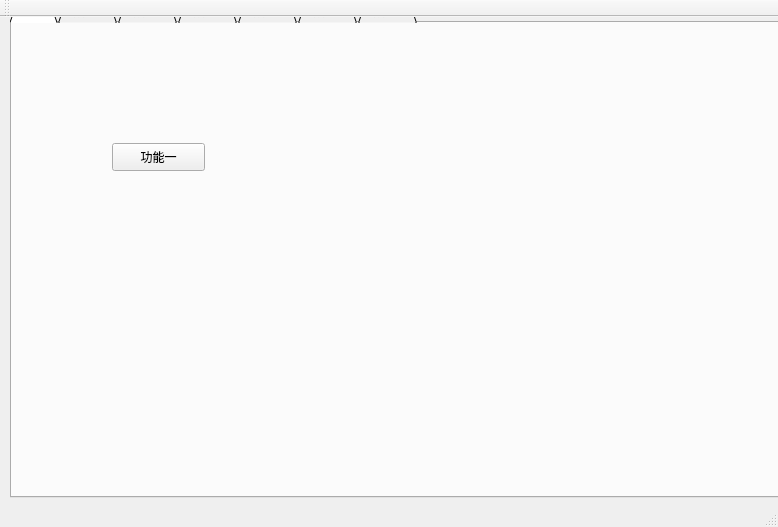
First picture: the form in qt.ui, repository daydream-a/qt, before the edit.
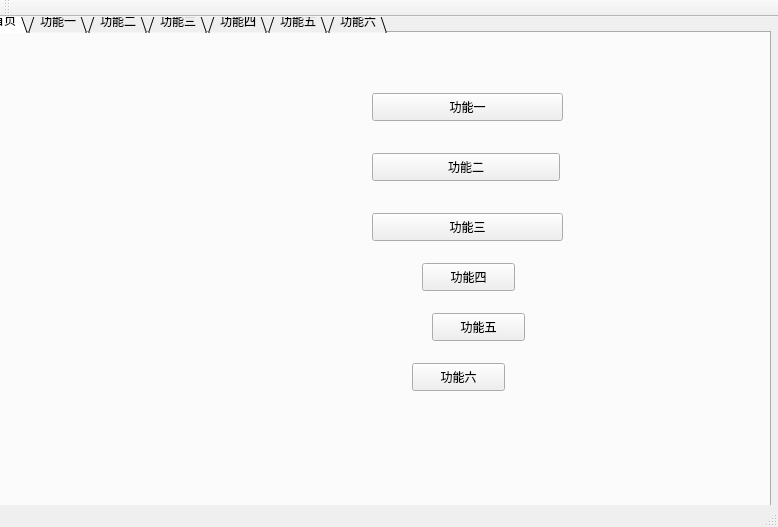
Second picture: the form after the edit. The open tabs and pages were chosen to show the change.

```diff
--- a/qt.ui
+++ b/qt.ui
@@ -17,10 +17,10 @@
    <widget class="QTabWidget" name="tabWidget">
     <property name="geometry">
      <rect>
-      <x>10</x>
-      <y>-20</y>
-      <width>771</width>
-      <height>501</height>
+      <x>-20</x>
+      <y>-10</y>
+      <width>791</width>
+      <height>521</height>
      </rect>
     </property>
     <property name="tabPosition">
@@ -45,12 +45,38 @@
      <attribute name="title">
       <string>首页</string>
      </attribute>
-     <widget class="QPushButton" name="changebtn_1">
+     <widget class="QPushButton" name="changebtn_2">
       <property name="geometry">
        <rect>
-        <x>100</x>
+        <x>390</x>
         <y>120</y>
-        <width>93</width>
+        <width>188</width>
+        <height>28</height>
+       </rect>
+      </property>
+      <property name="text">
+       <string>功能二</string>
+      </property>
+     </widget>
+     <widget class="QPushButton" name="changebtn_3">
+      <property name="geometry">
+       <rect>
+        <x>390</x>
+        <y>180</y>
+        <width>191</width>
+        <height>28</height>
+       </rect>
+      </property>
+      <property name="text">
+       <string>功能三</string>
+      </property>
+     </widget>
+     <widget class="QPushButton" name="changebtn_1">
+      <property name="geometry">
+       <rect>
+        <x>390</x>
+        <y>60</y>
+        <width>191</width>
         <height>28</height>
        </rect>
       </property>
@@ -58,6 +84,45 @@
        <string>功能一</string>
       </property>
      </widget>
+     <widget class="QPushButton" name="changebtn_4">
+      <property name="geometry">
+       <rect>
+        <x>440</x>
+        <y>230</y>
+        <width>93</width>
+        <height>28</height>
+       </rect>
+      </property>
+      <property name="text">
+       <string>功能四</string>
+      </property>
+     </widget>
+     <widget class="QPushButton" name="changebtn_5">
+      <property name="geometry">
+       <rect>
+        <x>450</x>
+        <y>280</y>
+        <width>93</width>
+        <height>28</height>
+       </rect>
+      </property>
+      <property name="text">
+       <string>功能五</string>
+      </property>
+     </widget>
+     <widget class="QPushButton" name="changebtn_6">
+      <property name="geometry">
+       <rect>
+        <x>430</x>
+        <y>330</y>
+        <width>93</width>
+        <height>28</height>
+       </rect>
+      </property>
+      <property name="text">
+       <string>功能六</string>
+      </property>
+     </widget>
     </widget>
     <widget class="QWidget" name="tab_2">
      <attribute name="title">
```
Left out of the diff: 73 changed lines with no effect on the pictures.
